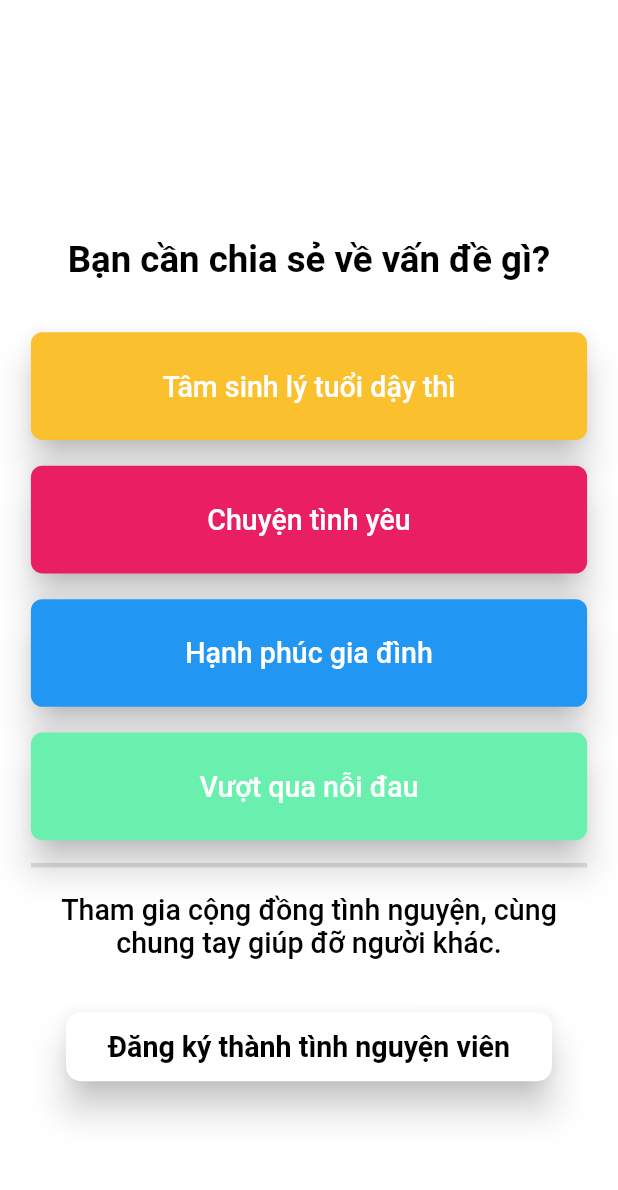
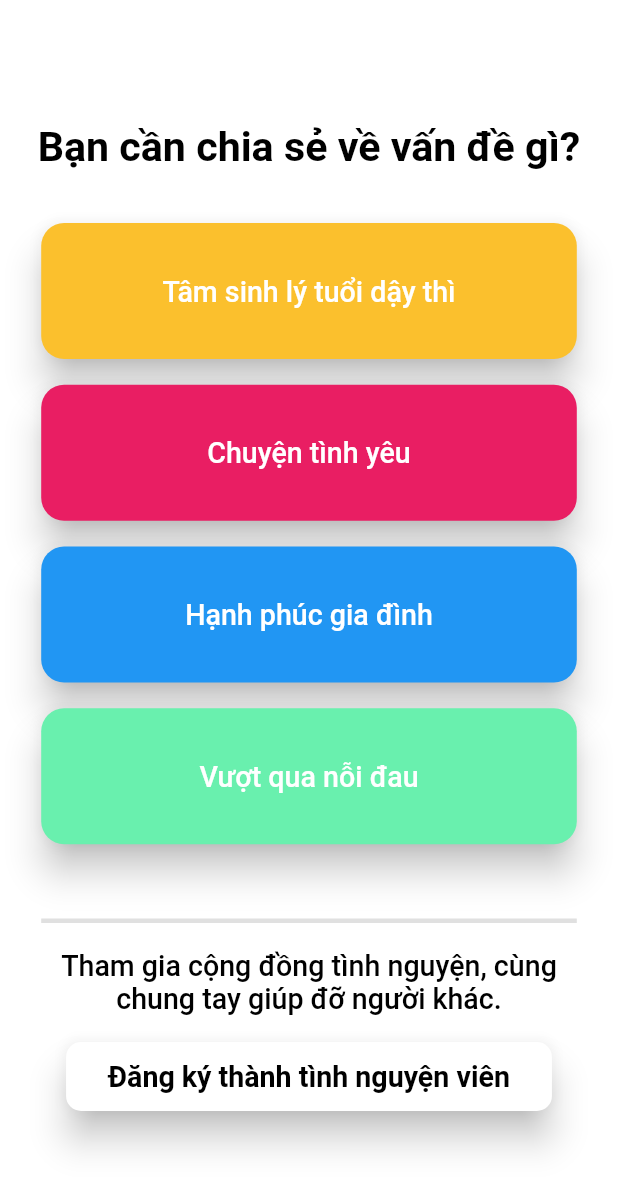
Before and after one commit to magicpro97/help_better, a Flutter app: the UserTypeScreen screen opened by its route, on a phone screen of 412 x 824 dp. Shown: the top 1190 px of the screen. Run offline on Flutter 3.47's test engine with Material 2 defaults, Android fonts, the phone set to English and light mode, and no system bars; our stand-ins replace flutter_screenutil.

Commit message:
Change dimens

```diff
--- a/lib/common/dimens.dart
+++ b/lib/common/dimens.dart
@@ -2,17 +2,17 @@ import 'package:flutter/material.dart';
 
 class Dimens {
   static const top_space = 40 + kBottomNavigationBarHeight;
-  static const horizontal_space = 48.0;
+  static const horizontal_space = 64.0;
   static const normal_space = 40.0;
   static const large_space = normal_space * 2;
 
-  static const h1_size = 64.0;
+  static const h1_size = 72.0;
   static const h2_size = 50.0;
 
   static const elevation = 10.0;
 
   static const body1_size = 48.0;
 
-  static const optionButtonBorderRadius = 20.0;
-  static const optionButtonTextPadding = 58.0;
+  static const optionButtonBorderRadius = 40.0;
+  static const optionButtonTextPadding = 80.0;
 }
--- a/lib/features/nickname_screen.dart
+++ b/lib/features/nickname_screen.dart
@@ -21,9 +21,6 @@ class NicknameScreen extends StatelessWidget {
         child: Column(
           mainAxisAlignment: MainAxisAlignment.center,
           children: <Widget>[
-            SizedBox(
-              height: kToolbarHeight,
-            ),
             Center(
               child: ScreenTitle(
                 title: S.of(context).how_could_i_call_you,
--- a/lib/features/user_type_screen.dart
+++ b/lib/features/user_type_screen.dart
@@ -16,9 +16,6 @@ class UserTypeScreen extends StatelessWidget {
         child: Column(
           mainAxisAlignment: MainAxisAlignment.center,
           children: <Widget>[
-            SizedBox(
-              height: kToolbarHeight,
-            ),
             Center(
               child: ScreenTitle(
                 title: S.of(context).user_type_title,
@@ -33,6 +30,9 @@ class UserTypeScreen extends StatelessWidget {
             _buildOptionButton(S.of(context).option_family, Colors.blue),
             _buildOptionButton(
                 S.of(context).option_go_a_head, Colors.greenAccent),
+            SizedBox(
+              height: screenUtil.setHeight(Dimens.large_space),
+            ),
             Divider(
               height: 1.0,
               thickness: 3.0,
@@ -46,7 +46,7 @@ class UserTypeScreen extends StatelessWidget {
               caption: S.of(context).user_type_subtitle,
             ),
             SizedBox(
-              height: screenUtil.setHeight(Dimens.large_space),
+              height: screenUtil.setHeight(Dimens.normal_space),
             ),
             RaisedButton(
               shape: RoundedRectangleBorder(
--- a/lib/features/welcome_screen.dart
+++ b/lib/features/welcome_screen.dart
@@ -18,9 +18,6 @@ class WelcomeScreen extends StatelessWidget {
         child: Column(
           mainAxisAlignment: MainAxisAlignment.center,
           children: <Widget>[
-            SizedBox(
-              height: kToolbarHeight,
-            ),
             Center(
               child: ScreenTitle(
                 title: S.of(context).share_with_me,
```
